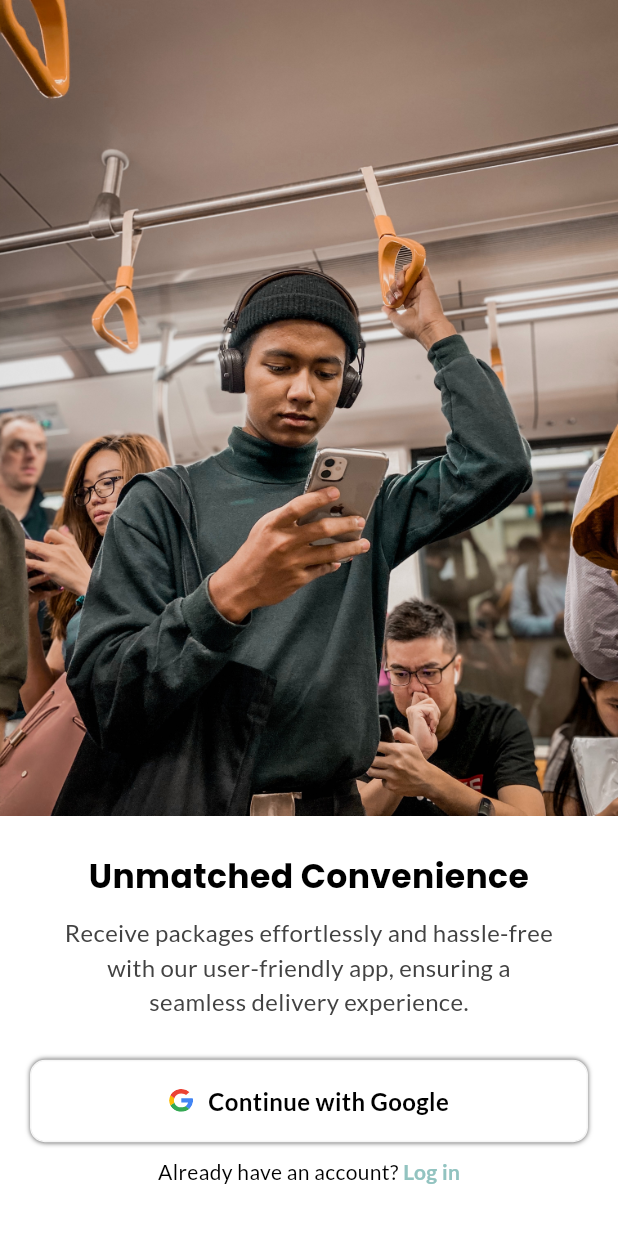
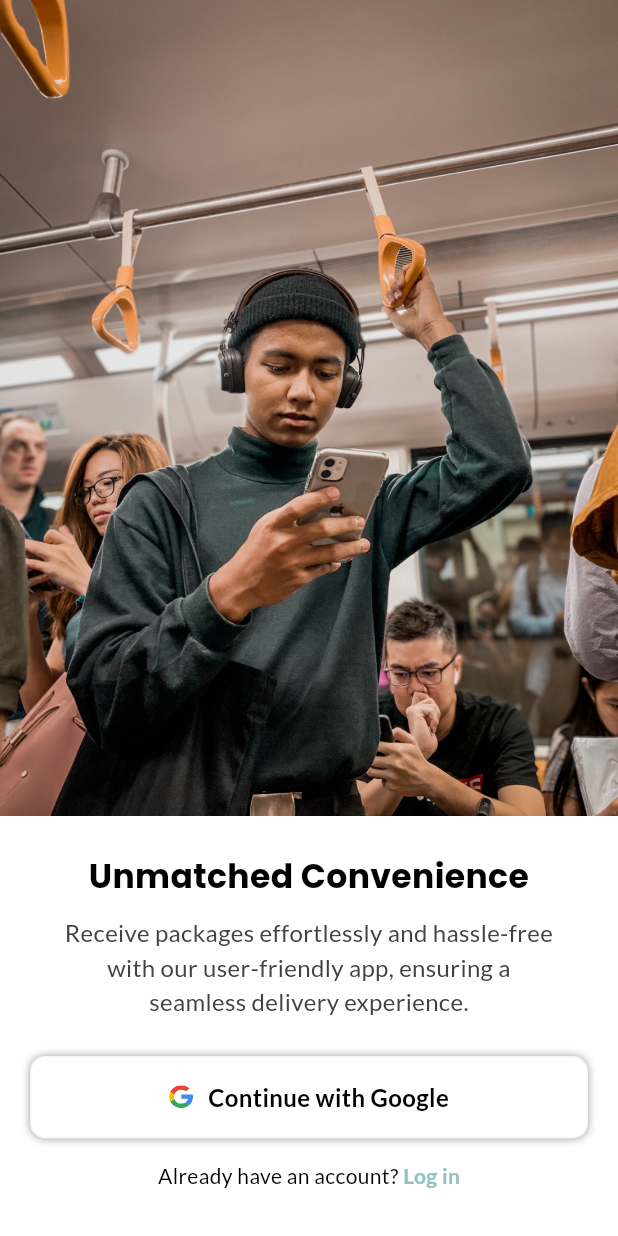
Before and after one commit to WannaCry081/PackagePal, a Flutter app: the screen it shows after launch, swiped to page 2, on a phone screen of 412 x 824 dp. Run offline on Flutter 3.47's test engine with Material 3 defaults, Android fonts, the phone set to English and light mode, and no system bars; our stand-ins replace firebase_core, flutter_svg, google_fonts, shared_preferences; accounts and stored records are empty.

Commit message:
Update custom button ui

```diff
--- a/frontend/lib/views/Onboarding/index.dart
+++ b/frontend/lib/views/Onboarding/index.dart
@@ -1,4 +1,5 @@
 import "package:flutter/material.dart";
+import "package:frontend/widgets/CustomButton.dart";
 import "package:google_fonts/google_fonts.dart";
 import "package:flutter_svg/flutter_svg.dart";
 
@@ -75,28 +76,15 @@ class OnboardingView extends StatelessWidget {
                 mainAxisAlignment: MainAxisAlignment.center,
                 crossAxisAlignment: CrossAxisAlignment.center,
                 children: [
-                  GestureDetector(
-                      onTap: () {},
-                      child: Padding(
+                  Padding(
                     padding: const EdgeInsets.symmetric(
                         horizontal: 20, vertical: 10),
-                        child: Container(
-                            height: 55,
-                            decoration: BoxDecoration(
-                                borderRadius: BorderRadius.circular(10),
-                                boxShadow: const [
-                                  BoxShadow(
-                                      blurRadius: 2,
-                                      color: Color.fromARGB(150, 0, 0, 0)),
-                                ],
-                                color: Colors.white,
-                                border:
-                                    Border.all(color: Colors.grey.shade100)),
-                            child: Center(
-                                child: Row(
+                    child: CustomButton(
+                        btnShadow: true,
+                        btnOnTap: () {},
+                        btnChild: Row(
                             mainAxisAlignment: MainAxisAlignment.center,
-                                    crossAxisAlignment:
-                                        CrossAxisAlignment.center,
+                            crossAxisAlignment: CrossAxisAlignment.center,
                             children: [
                               SvgPicture.asset("assets/svg/GoogleIcon.svg",
                                   width: 16, height: 16),
@@ -104,11 +92,11 @@ class OnboardingView extends StatelessWidget {
                               Text(
                                 "Continue with Google",
                                 style: GoogleFonts.lato(
-                                        fontSize: 16,
-                                        fontWeight: FontWeight.w600),
+                                    fontSize: 16, fontWeight: FontWeight.w600),
                               )
-                                ]))),
-                      )),
+                            ])),
+                  ),
+                  const SizedBox(height: 5),
                   Row(
                     mainAxisAlignment: MainAxisAlignment.center,
                     children: [
--- a/frontend/lib/widgets/CustomButton.dart
+++ b/frontend/lib/widgets/CustomButton.dart
@@ -0,0 +1,34 @@
+import "package:flutter/material.dart";
+
+class CustomButton extends StatelessWidget {
+  final Widget btnChild;
+  final void Function() btnOnTap;
+  final bool btnShadow;
+  final Color btnColor;
+  const CustomButton(
+      {Key? key,
+      required this.btnChild,
+      required this.btnOnTap,
+      this.btnShadow = false,
+      this.btnColor = Colors.white})
+      : super(key: key);
+
+  @override
+  Widget build(BuildContext context) {
+    return GestureDetector(
+        onTap: btnOnTap,
+        child: Container(
+            height: 55,
+            decoration: BoxDecoration(
+                borderRadius: BorderRadius.circular(10),
+                boxShadow: (btnShadow)
+                    ? const [
+                        BoxShadow(
+                            blurRadius: 4, color: Color.fromARGB(100, 0, 0, 0)),
+                      ]
+                    : null,
+                color: btnColor,
+                border: Border.all(color: Colors.grey.shade100)),
+            child: Center(child: btnChild)));
+  }
+}
```
Lines whose indentation alone changed are shown as unchanged.
